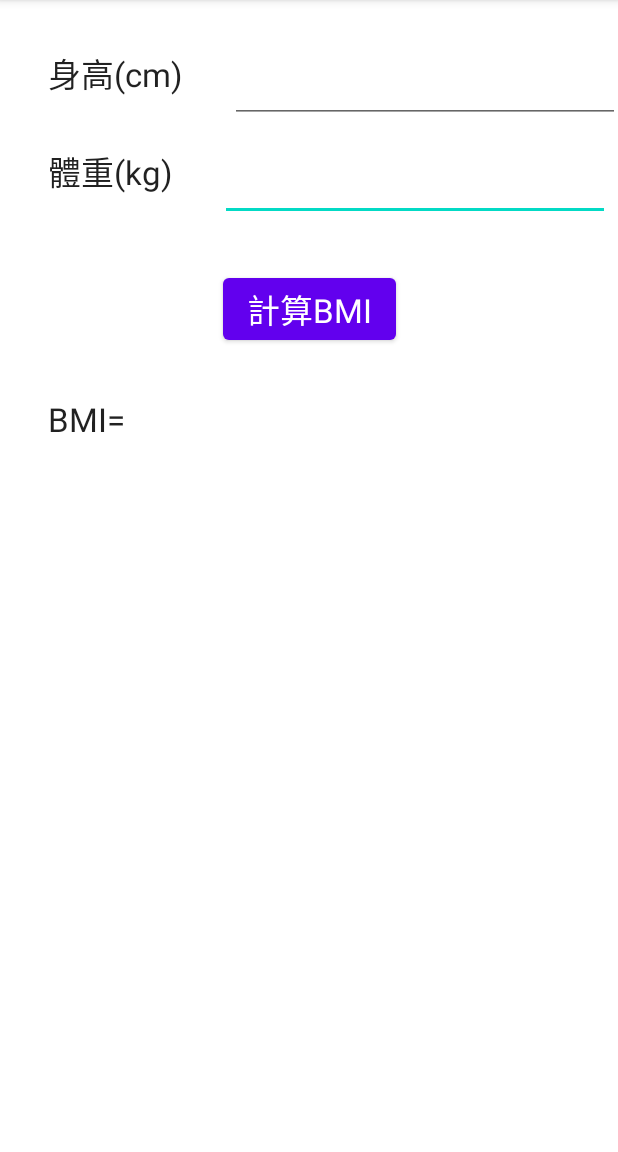
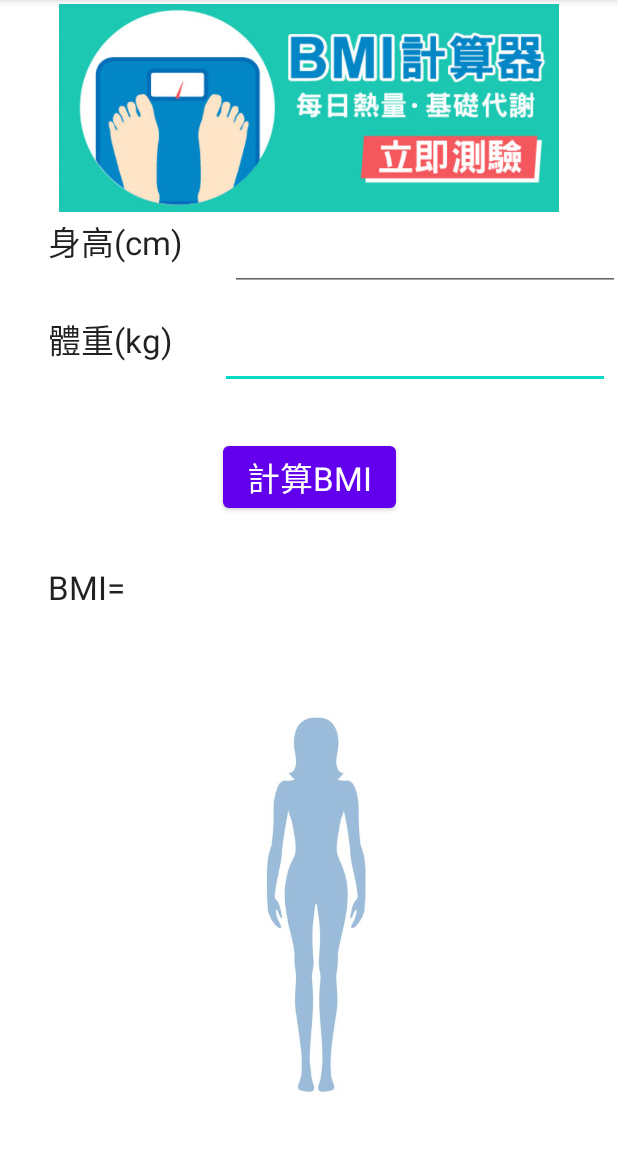
Before and after one commit to cflin-cjcu/Testbmi, an Android app: the screen it shows after launch (MainActivity), on a phone screen of 412 x 824 dp, the part 84-1236 px from its top. Run offline under Robolectric (Android 15) with nearby library versions, the phone set to English and light mode, and no system bars.

Commit message:
利用圖片顯示體重的狀況

```diff
--- a/app/src/main/java/com/example/testbmi/MainActivity.java
+++ b/app/src/main/java/com/example/testbmi/MainActivity.java
@@ -5,6 +5,7 @@ import androidx.appcompat.app.AppCompatActivity;
 import android.os.Bundle;
 import android.view.View;
 import android.widget.EditText;
+import android.widget.ImageView;
 import android.widget.TextView;
 
 import java.text.DecimalFormat;
@@ -14,6 +15,7 @@ public class MainActivity extends AppCompatActivity {
     private EditText height;
     private EditText weight;
     private TextView showbmi;
+    private ImageView imageView;
 
     @Override
     protected void onCreate(Bundle savedInstanceState) {
@@ -22,6 +24,7 @@ public class MainActivity extends AppCompatActivity {
         height = findViewById(R.id.edHeight);
         weight = findViewById(R.id.edWeight);
         showbmi = findViewById(R.id.tvShowBMI);
+        imageView = findViewById(R.id.ivShow);
 
     }
 
@@ -35,10 +38,13 @@ public class MainActivity extends AppCompatActivity {
             String txt = "";
             if(bmi<18.5) {
                 txt = "體重過輕";
+                imageView.setImageResource(R.drawable.a1);
             } else if (bmi>25) {
                 txt = "體重過重";
+                imageView.setImageResource(R.drawable.a3);
             } else {
                 txt = "體重正常";
+                imageView.setImageResource(R.drawable.a2);
             }
             DecimalFormat decimalFormat = new DecimalFormat("#.##");
 
--- a/app/src/main/res/layout/activity_main.xml
+++ b/app/src/main/res/layout/activity_main.xml
@@ -43,11 +43,10 @@
         android:layout_width="wrap_content"
         android:layout_height="wrap_content"
         android:layout_marginStart="32dp"
-        android:layout_marginTop="32dp"
         android:text="身高(cm)"
         android:textAppearance="@style/TextAppearance.AppCompat.Large"
         app:layout_constraintStart_toStartOf="parent"
-        app:layout_constraintTop_toTopOf="parent" />
+        app:layout_constraintTop_toBottomOf="@+id/imageView2" />
 
     <EditText
         android:id="@+id/edHeight"
@@ -71,4 +70,22 @@
         app:layout_constraintEnd_toEndOf="parent"
         app:layout_constraintStart_toStartOf="parent"
         app:layout_constraintTop_toBottomOf="@+id/edWeight" />
+
+    <ImageView
+        android:id="@+id/ivShow"
+        android:layout_width="111dp"
+        android:layout_height="405dp"
+        app:layout_constraintEnd_toEndOf="parent"
+        app:layout_constraintStart_toStartOf="parent"
+        app:layout_constraintTop_toBottomOf="@+id/tvShowBMI"
+        app:srcCompat="@drawable/a1" />
+
+    <ImageView
+        android:id="@+id/imageView2"
+        android:layout_width="333dp"
+        android:layout_height="144dp"
+        app:layout_constraintEnd_toEndOf="parent"
+        app:layout_constraintStart_toStartOf="parent"
+        app:layout_constraintTop_toTopOf="parent"
+        app:srcCompat="@drawable/b1" />
 </androidx.constraintlayout.widget.ConstraintLayout>
```
Also changed, not shown: app/src/main/res/drawable/a1.jpg (added), app/src/main/res/drawable/a2.jpg (added), app/src/main/res/drawable/a3.jpg (added), app/src/main/res/drawable/b1.jpg (added).
